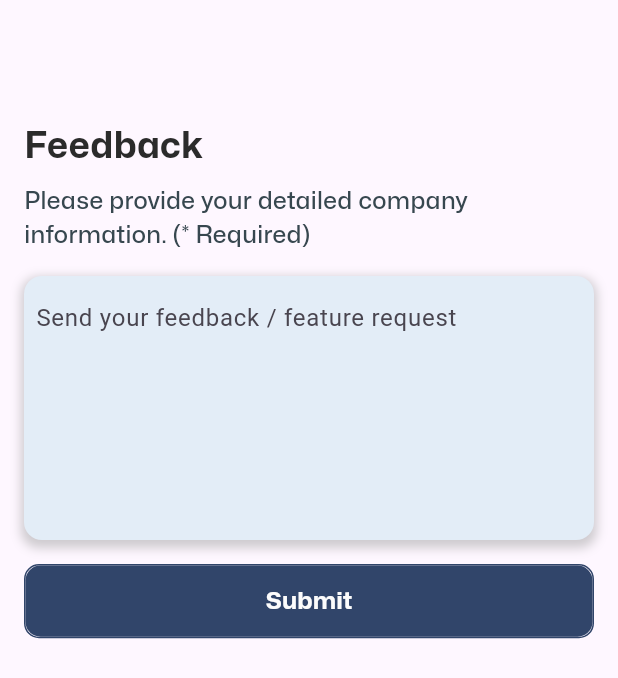
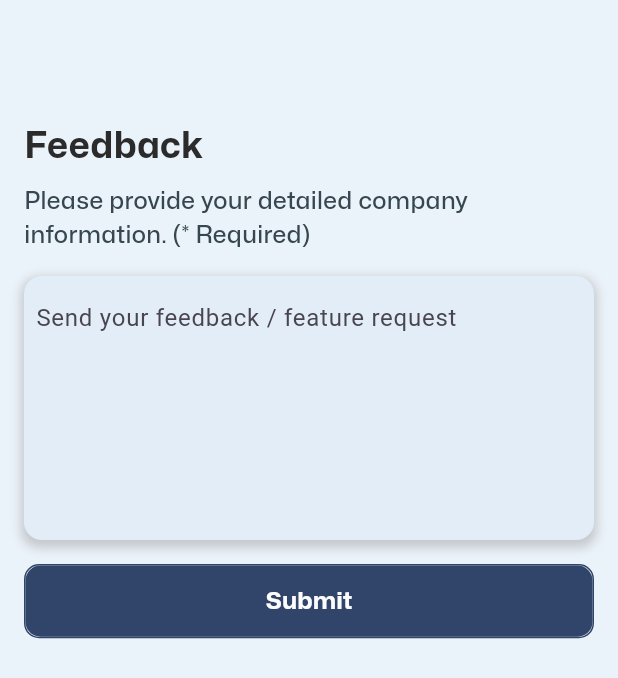
Before and after one commit to Chimera-pkg/new-screen, a Flutter app: the FeedbackForm screen opened by its route, on a phone screen of 412 x 824 dp. Shown: the top 678 px of the screen. Run offline on Flutter 3.47's test engine with Material 3 defaults, Android fonts, the phone set to English and light mode, and no system bars; our stand-ins replace flutter_login, flutter_onboarding_slider, flutter_svg, font_awesome_flutter, geolocator, get and 8 more; missing offline and left inert: amplify_api, amplify_auth_cognito, amplify_authenticator, amplify_flutter, dart:ffi, flutter_polyline_points; accounts and stored records are empty; Roboto replaces fonts that are missing (Nunito); project files that could hold a hidden picture were left out.

Commit message:
background minor fixing

```diff
--- a/lib/screens/auth/login_screen.dart
+++ b/lib/screens/auth/login_screen.dart
@@ -213,6 +213,7 @@ class SelectUserAccount extends StatelessWidget {
   @override
   Widget build(BuildContext context) {
     return Scaffold(
+      backgroundColor: colorBackground,
       body: Padding(
         padding: EdgeInsets.symmetric(vertical: 10.h, horizontal: 7.w),
         child: Column(children: [
--- a/lib/screens/map_tracking/map_tracking_screen.dart.dart
+++ b/lib/screens/map_tracking/map_tracking_screen.dart.dart
@@ -7,6 +7,7 @@ import 'package:google_maps_flutter/google_maps_flutter.dart';
 import 'package:location/location.dart';
 import 'package:geolocator/geolocator.dart';
 import 'package:skribex_app/controllers/map_tracking_controller.dart';
+import 'package:skribex_app/utils/constant/themes.dart';
 import 'package:skribex_app/widgets/map_bottom_section.dart';
 
 class MapTrackScreen extends StatefulWidget {
@@ -28,6 +29,7 @@ class _MapPageState extends State<MapTrackScreen> {
   @override
   Widget build(BuildContext context) {
     return Scaffold(
+      backgroundColor: colorBackground,
       appBar: appBar(),
       body: Column(
         children: [
--- a/lib/screens/profile/feedback_form.dart
+++ b/lib/screens/profile/feedback_form.dart
@@ -9,7 +9,10 @@ class FeedbackForm extends StatelessWidget {
   @override
   Widget build(BuildContext context) {
     return Scaffold(
-      appBar: AppBar(),
+      backgroundColor: colorBackground,
+      appBar: AppBar(
+        backgroundColor: colorBackground,
+      ),
       body: Padding(
         padding: const EdgeInsets.all(16.0),
         child: Column(
```
Also changed, not shown: lib/screens/profile/update_pofile.dart (+6 -3 lines), 1 other file.
